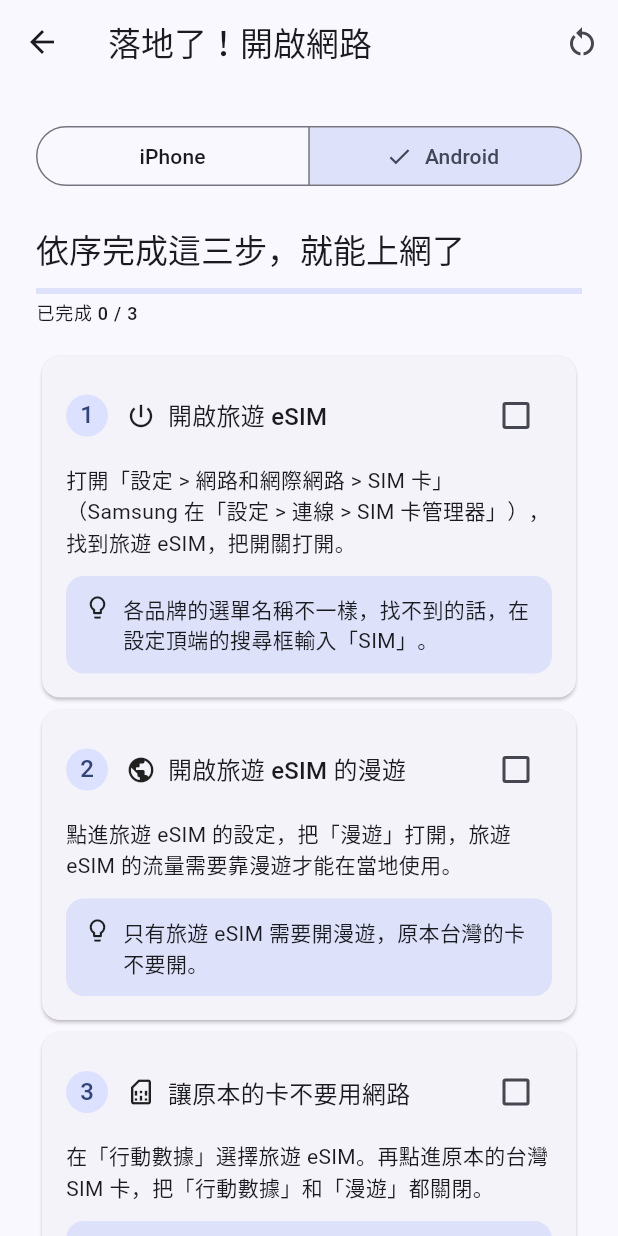
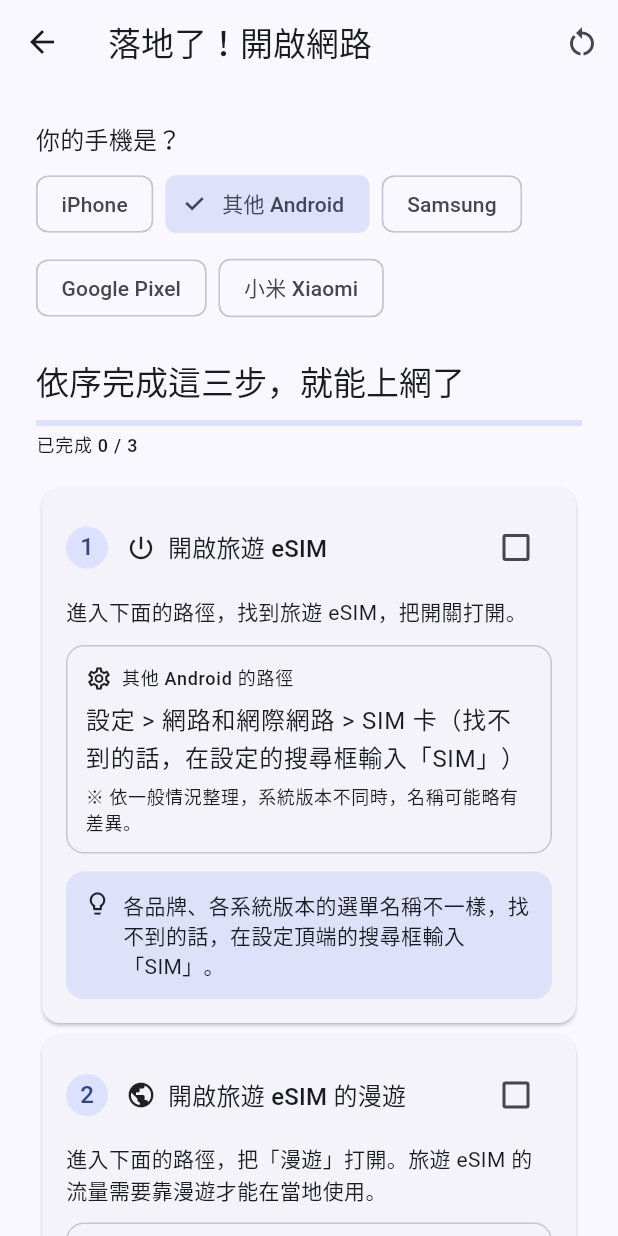
Before and after one commit to ella618s/esim_guide, a Flutter app: the screen it shows after launch, after a tap on "已經落地了？開啟網路", on a phone screen of 412 x 824 dp. Run offline on Flutter 3.47's test engine with Material 3 defaults, Android fonts, the phone set to English and light mode, and no system bars; our stand-ins replace flutter_riverpod, shared_preferences.

Commit message:
依機型顯示設定路徑

```diff
--- a/lib/landing_page.dart
+++ b/lib/landing_page.dart
@@ -7,15 +7,17 @@ import 'providers.dart';
 import 'troubleshoot_page.dart';
 
 /// 落地後：三步驟開啟網路。每完成一步就勾起來，進度會被記住。
+/// 選擇的手機機型不同，每一步會顯示對應的設定路徑。
 class LandingPage extends ConsumerWidget {
   const LandingPage({super.key});
 
   @override
   Widget build(BuildContext context, WidgetRef ref) {
     final theme = Theme.of(context);
-    final os = ref.watch(osKindProvider);
     final done = ref.watch(landingDoneProvider);
     final stepsAsync = ref.watch(landingStepsProvider);
+    final profilesAsync = ref.watch(deviceProfilesProvider);
+    final device = ref.watch(currentDeviceProvider);
 
     return Scaffold(
       appBar: AppBar(
@@ -32,21 +34,36 @@ class LandingPage extends ConsumerWidget {
         loading: () => const Center(child: CircularProgressIndicator()),
         error: (error, _) => Center(child: Text('讀取步驟失敗：$error')),
         data: (allSteps) {
-          final steps = allSteps[os] ?? const <GuideStep>[];
+          if (profilesAsync.hasError) {
+            return Center(child: Text('讀取機型資料失敗：${profilesAsync.error}'));
+          }
+          if (device == null) {
+            return const Center(child: CircularProgressIndicator());
+          }
+
+          final profiles = profilesAsync.requireValue;
+          final steps = allSteps[device.os] ?? const <GuideStep>[];
           final doneCount = done.where((i) => i < steps.length).length;
           final allDone = steps.isNotEmpty && doneCount == steps.length;
 
           return ListView(
             padding: const EdgeInsets.all(24),
             children: [
-              SegmentedButton<OsKind>(
-                segments: const [
-                  ButtonSegment(value: OsKind.ios, label: Text('iPhone')),
-                  ButtonSegment(value: OsKind.android, label: Text('Android')),
+              Text('你的手機是？', style: theme.textTheme.titleMedium),
+              const SizedBox(height: 8),
+              Wrap(
+                spacing: 8,
+                runSpacing: 8,
+                children: [
+                  for (final profile in profiles)
+                    ChoiceChip(
+                      label: Text(profile.name),
+                      selected: profile.id == device.id,
+                      onSelected: (_) => ref
+                          .read(selectedDeviceIdProvider.notifier)
+                          .set(profile.id),
+                    ),
                 ],
-                selected: {os},
-                onSelectionChanged: (selection) =>
-                    ref.read(osKindProvider.notifier).set(selection.first),
               ),
               const SizedBox(height: 24),
               Text('依序完成這三步，就能上網了', style: theme.textTheme.titleLarge),
@@ -62,6 +79,7 @@ class LandingPage extends ConsumerWidget {
                 _LandingStepCard(
                   number: i + 1,
                   step: steps[i],
+                  device: device,
                   done: done.contains(i),
                   onChanged: (value) =>
                       ref.read(landingDoneProvider.notifier).setDone(i, value),
@@ -101,16 +119,67 @@ class LandingPage extends ConsumerWidget {
   }
 }
 
+/// 顯示「在哪裡操作」的路徑。給落地頁和排查頁共用。
+/// 這個機型沒有這個路徑時，不顯示任何東西。
+class DevicePathBox extends StatelessWidget {
+  const DevicePathBox({super.key, required this.device, required this.pathKey});
+
+  final DeviceProfile device;
+  final String? pathKey;
+
+  @override
+  Widget build(BuildContext context) {
+    final path = pathKey == null ? null : device.paths[pathKey];
+    if (path == null) return const SizedBox.shrink();
+
+    final theme = Theme.of(context);
+    return Padding(
+      padding: const EdgeInsets.only(bottom: 12),
+      child: Container(
+        width: double.infinity,
+        padding: const EdgeInsets.all(12),
+        decoration: BoxDecoration(
+          border: Border.all(color: theme.colorScheme.outlineVariant),
+          borderRadius: BorderRadius.circular(12),
+        ),
+        child: Column(
+          crossAxisAlignment: CrossAxisAlignment.start,
+          children: [
+            Row(
+              children: [
+                const Icon(Icons.settings_outlined, size: 18),
+                const SizedBox(width: 6),
+                Text('${device.name} 的路徑', style: theme.textTheme.labelMedium),
+              ],
+            ),
+            const SizedBox(height: 6),
+            Text(path, style: theme.textTheme.bodyLarge),
+            if (!device.verified) ...[
+              const SizedBox(height: 6),
+              Text(
+                '※ 依一般情況整理，系統版本不同時，名稱可能略有差異。',
+                style: theme.textTheme.bodySmall,
+              ),
+            ],
+          ],
+        ),
+      ),
+    );
+  }
+}
+
 class _LandingStepCard extends StatelessWidget {
   const _LandingStepCard({
     required this.number,
     required this.step,
+    required this.device,
     required this.done,
     required this.onChanged,
   });
 
   final int number;
   final GuideStep step;
+  final DeviceProfile device;
   final bool done;
   final ValueChanged<bool> onChanged;
 
@@ -143,6 +212,7 @@ class _LandingStepCard extends StatelessWidget {
             const SizedBox(height: 8),
             Text(step.body),
             const SizedBox(height: 12),
+            DevicePathBox(device: device, pathKey: step.pathKey),
             Container(
               padding: const EdgeInsets.all(12),
               decoration: BoxDecoration(
--- a/lib/models.dart
+++ b/lib/models.dart
@@ -24,6 +24,7 @@ class GuideStep {
     required this.title,
     required this.body,
     required this.tip,
+    this.pathKey,
   });
 
   final String icon;
@@ -31,11 +32,16 @@ class GuideStep {
   final String body;
   final String tip;
 
+  /// 這一步要到手機設定的哪裡操作（'sim'、'roaming'、'dataSim'、'apn'）。
+  /// 實際的選單路徑依機型而定，放在 device_paths.json。沒有的話就不顯示路徑。
+  final String? pathKey;
+
   factory GuideStep.fromJson(Map<String, dynamic> json) => GuideStep(
         icon: json['icon'] as String,
         title: json['title'] as String,
         body: json['body'] as String,
         tip: json['tip'] as String,
+        pathKey: json['pathKey'] as String?,
       );
 }
 
@@ -161,6 +167,7 @@ class TroubleNode {
     required this.text,
     required this.options,
     this.action,
+    this.pathKey,
   });
 
   final String id;
@@ -172,6 +179,9 @@ class TroubleNode {
   /// 額外的動作按鈕，目前只有 'landing'（打開落地後三步驟）
   final String? action;
 
+  /// 這個節點要提示到手機設定的哪裡操作，和 GuideStep.pathKey 同一套
+  final String? pathKey;
+
   factory TroubleNode.fromJson(String id, Map<String, dynamic> json) =>
       TroubleNode(
         id: id,
@@ -179,6 +189,7 @@ class TroubleNode {
         title: json['title'] as String,
         text: (json['text'] as String?) ?? '',
         action: json['action'] as String?,
+        pathKey: json['pathKey'] as String?,
         options: ((json['options'] as List<dynamic>?) ?? const [])
             .map((e) => TroubleOption.fromJson(e as Map<String, dynamic>))
             .toList(),
@@ -220,3 +231,46 @@ Future<TroubleFlow> loadTroubleFlow() async {
 
   return TroubleFlow(start: start, nodes: nodes);
 }
+
+/// 一種手機機型（或品牌）：iPhone、Samsung、Pixel…
+/// 每個機型有自己的設定路徑。資料在 assets/device_paths.json。
+class DeviceProfile {
+  const DeviceProfile({
+    required this.id,
+    required this.name,
+    required this.os,
+    required this.verified,
+    required this.paths,
+  });
+
+  final String id;
+  final String name;
+  final OsKind os;
+
+  /// 這份路徑是否已經在實機上核對過。沒核對過的，畫面上會提醒使用者。
+  final bool verified;
+
+  /// pathKey → 選單路徑
+  final Map<String, String> paths;
+
+  factory DeviceProfile.fromJson(Map<String, dynamic> json) => DeviceProfile(
+        id: json['id'] as String,
+        name: json['name'] as String,
+        os: OsKind.values.byName(json['os'] as String),
+        verified: (json['verified'] as bool?) ?? false,
+        paths: (json['paths'] as Map<String, dynamic>)
+            .map((key, value) => MapEntry(key, value as String)),
+      );
+}
+
+Future<List<DeviceProfile>> loadDeviceProfiles() async {
+  final raw = await rootBundle.loadString('assets/device_paths.json');
+  final list = jsonDecode(raw) as List<dynamic>;
+  final profiles = list
+      .map((e) => DeviceProfile.fromJson(e as Map<String, dynamic>))
+      .toList();
+  if (profiles.isEmpty) {
+    throw const FormatException('device_paths.json 裡沒有任何機型');
+  }
+  return profiles;
+}
--- a/lib/providers.dart
+++ b/lib/providers.dart
@@ -75,23 +75,47 @@ final guideIndexProvider =
 final landingStepsProvider =
     FutureProvider<Map<OsKind, List<GuideStep>>>((ref) => loadLandingSteps());
 
-/// 目前顯示哪一個系統的教學。預設依手機自己的系統，使用者也可以手動切換
-/// （例如幫爸媽設定時，可以切到對方的手機系統）
-class OsKindNotifier extends Notifier<OsKind> {
+/// 所有機型的設定路徑（資料來自 assets/device_paths.json）
+final deviceProfilesProvider =
+    FutureProvider<List<DeviceProfile>>((ref) => loadDeviceProfiles());
+
+/// 使用者選的機型 id，會被記住。
+/// 預設依手機自己的系統：iPhone 用 'ios'，Android 先用 'android_generic'。
+/// 也可以手動切換（例如幫爸媽設定時，選對方的手機機型）。
+class SelectedDeviceNotifier extends Notifier<String> {
+  static const _key = 'device_id';
+
   @override
-  OsKind build() {
+  String build() {
+    final saved = ref.watch(sharedPreferencesProvider).getString(_key);
+    if (saved != null) return saved;
+
     final platform = defaultTargetPlatform;
-    // macOS 也算 iOS：在 Mac 上用 Chrome 測試時，預設顯示 iPhone 的步驟
+    // macOS 也算 iOS：在 Mac 上用 Chrome 測試時，預設顯示 iPhone
     final isApple =
         platform == TargetPlatform.iOS || platform == TargetPlatform.macOS;
-    return isApple ? OsKind.ios : OsKind.android;
+    return isApple ? 'ios' : 'android_generic';
   }
 
-  void set(OsKind kind) => state = kind;
+  void set(String id) {
+    state = id;
+    ref.read(sharedPreferencesProvider).setString(_key, id);
+  }
 }
 
-final osKindProvider =
-    NotifierProvider<OsKindNotifier, OsKind>(OsKindNotifier.new);
+final selectedDeviceIdProvider =
+    NotifierProvider<SelectedDeviceNotifier, String>(SelectedDeviceNotifier.new);
+
+/// 目前實際使用的機型。如果存的 id 已經不在清單裡（例如之後移除了某個品牌），
+/// 就退回清單的第一個，避免畫面壞掉。載入中或失敗時是 null。
+final currentDeviceProvider = Provider<DeviceProfile?>((ref) {
+  final async = ref.watch(deviceProfilesProvider);
+  // hasValue / requireValue 在 Riverpod 各版本都能用（valueOrNull 在新版被移除了）
+  if (!async.hasValue) return null;
+  final profiles = async.requireValue;
+  final id = ref.watch(selectedDeviceIdProvider);
+  return profiles.firstWhere((p) => p.id == id, orElse: () => profiles.first);
+});
 
 /// 落地後三步驟：哪些已經勾選完成（存的是步驟編號 0、1、2）
 class LandingDoneNotifier extends Notifier<Set<int>> {
--- a/lib/troubleshoot_page.dart
+++ b/lib/troubleshoot_page.dart
@@ -1,7 +1,7 @@
 import 'package:flutter/material.dart';
 import 'package:flutter_riverpod/flutter_riverpod.dart';
 
-import 'landing_page.dart';
+import 'landing_page.dart' show LandingPage, DevicePathBox;
 import 'models.dart';
 import 'providers.dart';
 
@@ -30,16 +30,16 @@ class TroubleshootPage extends ConsumerWidget {
 
 /// 「目前走到哪一題」只有這個畫面自己需要知道，離開畫面就不用記，
 /// 所以放在 State 裡（暫時性的畫面狀態），不放進 Riverpod。
-class _TroubleshootBody extends StatefulWidget {
+class _TroubleshootBody extends ConsumerStatefulWidget {
   const _TroubleshootBody({required this.flow});
 
   final TroubleFlow flow;
 
   @override
-  State<_TroubleshootBody> createState() => _TroubleshootBodyState();
+  ConsumerState<_TroubleshootBody> createState() => _TroubleshootBodyState();
 }
 
-class _TroubleshootBodyState extends State<_TroubleshootBody> {
+class _TroubleshootBodyState extends ConsumerState<_TroubleshootBody> {
   /// 走過的節點 id，最後一個就是現在這一題；按「上一題」就是把最後一個拿掉
   late final List<String> _path = [widget.flow.start];
 
@@ -121,6 +121,7 @@ class _TroubleshootBodyState extends State<_TroubleshootBody> {
   @override
   Widget build(BuildContext context) {
     final node = _node;
+    final device = ref.watch(currentDeviceProvider);
 
     // PopScope：在第一題以外的地方按返回，是回到「上一題」，而不是離開整個頁面
     return PopScope(
@@ -153,6 +154,8 @@ class _TroubleshootBodyState extends State<_TroubleshootBody> {
               ),
             _NodeCard(node: node),
             const SizedBox(height: 16),
+            if (device != null)
+              DevicePathBox(device: device, pathKey: node.pathKey),
             ..._buildActions(node),
           ],
         ),
```
Also changed, not shown: assets/device_paths.json (added, +62 -0 lines), assets/landing_steps.json (+13 -7 lines), assets/troubleshoot.json (+104 -31 lines), 2 other files.
